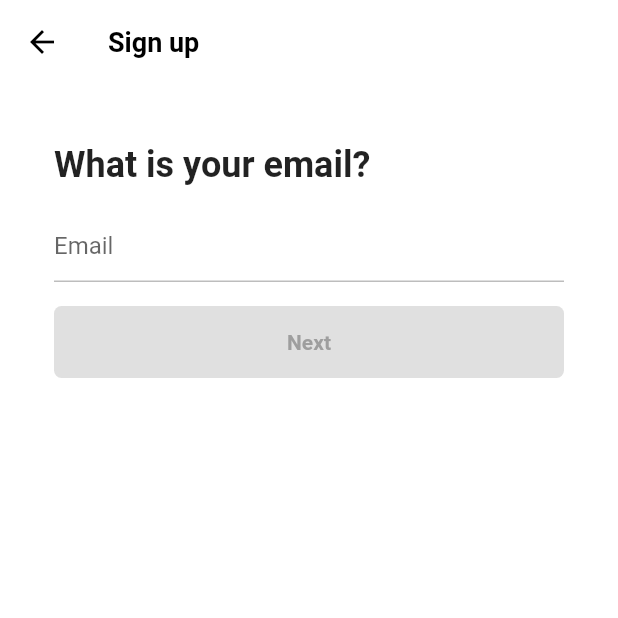
After one commit to seonghwii/tiktok_clone, a Flutter app: the EmailScreen screen opened directly, on a phone screen of 412 x 824 dp, the top half of it. The commit adds this screen. Run offline on Flutter 3.47's test engine with Material 2 defaults, Android fonts, the phone set to English and light mode, and no system bars; our stand-ins replace font_awesome_flutter.

Commit message:
폴더 내용 수정 및 회원가입/로그인/이메일 UI 작업 완료(4.6)

```diff
--- /dev/null
+++ b/lib/features/authentication/email_screen.dart
@@ -0,0 +1,124 @@
+import 'package:flutter/material.dart';
+import 'package:tictok_clone/constants/gaps.dart';
+import 'package:tictok_clone/constants/sizes.dart';
+import 'package:tictok_clone/features/authentication/password_screen.dart';
+import 'package:tictok_clone/features/widgets/form_button.dart';
+
+class EmailScreen extends StatefulWidget {
+  const EmailScreen({super.key});
+
+  @override
+  State<EmailScreen> createState() => _EmailScreenState();
+}
+
+class _EmailScreenState extends State<EmailScreen> {
+  final TextEditingController _emailcontroller = TextEditingController();
+  String _email = ""; // state에 데이터 저장
+
+  @override
+  void initState() {
+    super.initState();
+    _emailcontroller.addListener(
+      () {
+        // print(_emailcontroller.text); // 변화 감지를 확인하기 위한 디버깅 작업
+        setState(() {
+          _email = _emailcontroller.text;
+        });
+      },
+    );
+  }
+
+  @override
+  void dispose() {
+    // 위젯이 사라질 때 컨트롤러를 메모리에서 삭제해주기 위해 추가
+    _emailcontroller.dispose();
+    super.dispose();
+  }
+
+  String? _isEmailValid() {
+    if (_email.isEmpty) return null;
+    final regExp = RegExp(
+        r"^[a-zA-Z0-9.a-zA-Z0-9.!#$%&'*+-/=?^_`{|}~]+@[a-zA-Z0-9]+\.[a-zA-Z]+");
+    if (!regExp.hasMatch(_email)) {
+      return "Email not Valid";
+    }
+    return null;
+  }
+
+  void _onScaffoldTap() {
+    // 입력창 이외의 영역을 클릭할 시, 키보드가 사라지게 해준다.
+    FocusScope.of(context).unfocus();
+  }
+
+  void _onSubmit() {
+    if (_email.isEmpty || _isEmailValid() != null) {
+      return; // 유효하지 않거나 이메일이 비어있을 때
+    }
+    Navigator.push(
+      context,
+      MaterialPageRoute(
+        builder: (context) => const PasswordScreen(),
+      ),
+    ); // 다른 페이지로 넘어가게끔 지정
+  }
+
+  @override
+  Widget build(BuildContext context) {
+    return GestureDetector(
+      onTap: _onScaffoldTap,
+      child: Scaffold(
+        appBar: AppBar(
+          title: const Text(
+            "Sign up",
+          ),
+        ),
+        body: Padding(
+          padding: const EdgeInsets.symmetric(horizontal: Sizes.size36),
+          child: Column(
+            crossAxisAlignment: CrossAxisAlignment.start,
+            children: [
+              Gaps.v40,
+              const Text(
+                "What is your email?",
+                style: TextStyle(
+                  fontSize: Sizes.size24,
+                  fontWeight: FontWeight.w700,
+                ),
+              ),
+              Gaps.v16,
+              TextField(
+                onEditingComplete: _onSubmit,
+                keyboardType: TextInputType.emailAddress, // 키보드 타입 변경
+                autocorrect: false, // 자동 완성 기능 비활성화
+                controller: _emailcontroller,
+                cursorColor: Theme.of(context).primaryColor, // 커서 컬러 설정
+                decoration: InputDecoration(
+                  errorText: _isEmailValid(),
+                  hintText: "Email", // 입력창에 기본적으로 기재되어 있는 글자 입력
+                  enabledBorder: UnderlineInputBorder(
+                    // 탭하지 않았을 때 언더라인 색상 지정
+                    borderSide: BorderSide(
+                      color: Colors.grey.shade400,
+                    ),
+                  ),
+                  focusedBorder: UnderlineInputBorder(
+                    // 탭 했을 때 언더라인 색상 지정
+                    borderSide: BorderSide(
+                      color: Colors.grey.shade400,
+                    ),
+                  ),
+                ),
+              ), // 문자 입력 위젯
+              Gaps.v16,
+              GestureDetector(
+                onTap: _onSubmit,
+                child: FormButton(
+                    disabled: _email.isEmpty || _isEmailValid() != null),
+              ),
+            ],
+          ),
+        ),
+      ),
+    );
+  }
+}
--- a/lib/constants/features/widgets/auth_button.dart
+++ b/lib/features/widgets/auth_button.dart
@@ -1,6 +1,6 @@
 import 'package:flutter/material.dart';
 import 'package:font_awesome_flutter/font_awesome_flutter.dart';
-import 'package:tictok_clone/constants/features/authentication/username_screen.dart';
+import 'package:tictok_clone/features/authentication/username_screen.dart';
 import 'package:tictok_clone/constants/sizes.dart';
 
 class AuthButton extends StatelessWidget {
@@ -27,6 +27,7 @@
     return GestureDetector(
       onTap: () => _onEmailTap(context),
       child: FractionallySizedBox(
+        // 오버랩되는 기능
         widthFactor: 1,
         child: Container(
           padding: const EdgeInsets.all(
--- /dev/null
+++ b/lib/features/widgets/form_button.dart
@@ -0,0 +1,42 @@
+import 'package:flutter/material.dart';
+import 'package:tictok_clone/constants/sizes.dart';
+
+class FormButton extends StatelessWidget {
+  const FormButton({
+    super.key,
+    required this.disabled,
+  });
+
+  final bool disabled;
+
+  @override
+  Widget build(BuildContext context) {
+    return FractionallySizedBox(
+      // 다른 화면으로 유저 정보를 보낼 버튼 생성
+      widthFactor: 1,
+      child: AnimatedContainer(
+        // 버튼에 대한 애니메이션 처리
+        duration: const Duration(milliseconds: 300),
+        padding: const EdgeInsets.symmetric(vertical: Sizes.size16),
+        decoration: BoxDecoration(
+          borderRadius: BorderRadius.circular(Sizes.size5),
+          color:
+              disabled ? Colors.grey.shade300 : Theme.of(context).primaryColor,
+        ),
+
+        child: AnimatedDefaultTextStyle(
+          // 텍스트에 대한 애니메이션 처리
+          duration: const Duration(milliseconds: 300),
+          style: TextStyle(
+            color: disabled ? Colors.grey : Colors.white,
+            fontWeight: FontWeight.w600,
+          ),
+          child: const Text(
+            'Next',
+            textAlign: TextAlign.center,
+          ),
+        ),
+      ),
+    );
+  }
+}
--- a/lib/main.dart
+++ b/lib/main.dart
@@ -1,5 +1,5 @@
 import 'package:flutter/material.dart';
-import 'package:tictok_clone/constants/features/authentication/sign_up_screen.dart';
+import 'package:tictok_clone/features/authentication/sign_up_screen.dart';
 import 'package:tictok_clone/constants/sizes.dart';
 
 void main() {
```
Also changed, not shown: lib/constants/features/authentication/sign_up_screen.dart (deleted, +0 -95 lines), lib/features/authentication/login_screen.dart (renamed from lib/constants/features/authentication/login_screen.dart, +6 -6 lines), lib/features/authentication/password_screen.dart (added, +10 -0 lines), lib/features/authentication/sign_up_screen.dart (added, +104 -0 lines), lib/features/authentication/username_screen.dart (renamed from lib/constants/features/authentication/username_screen.dart, +22 -22 lines).
